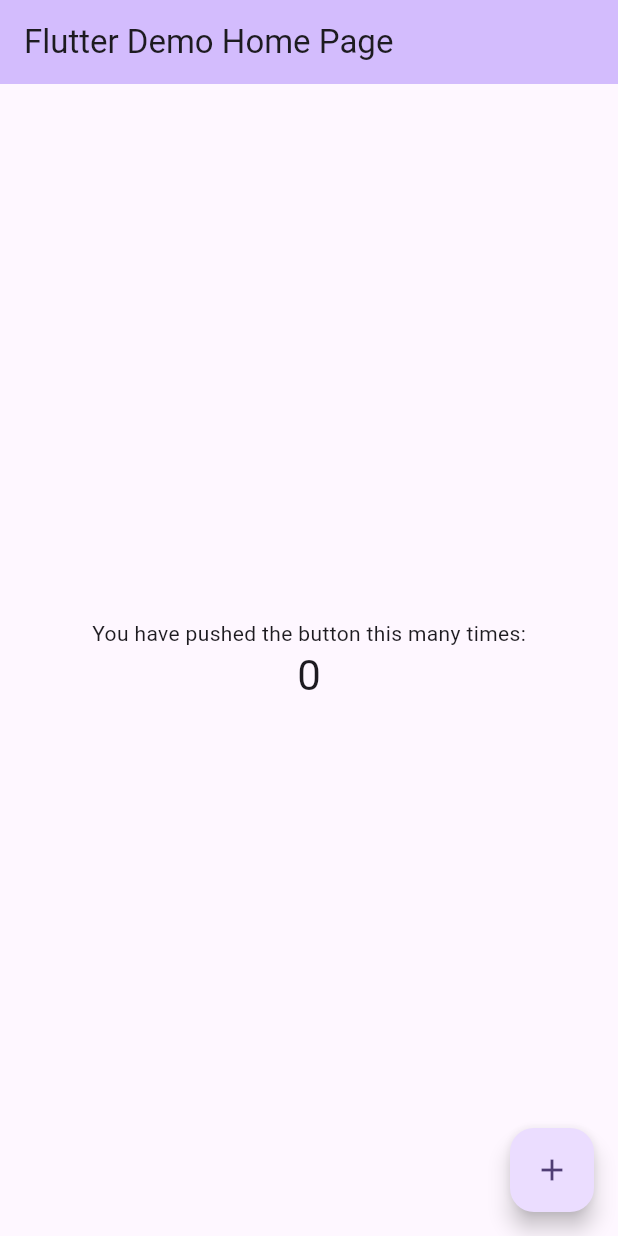
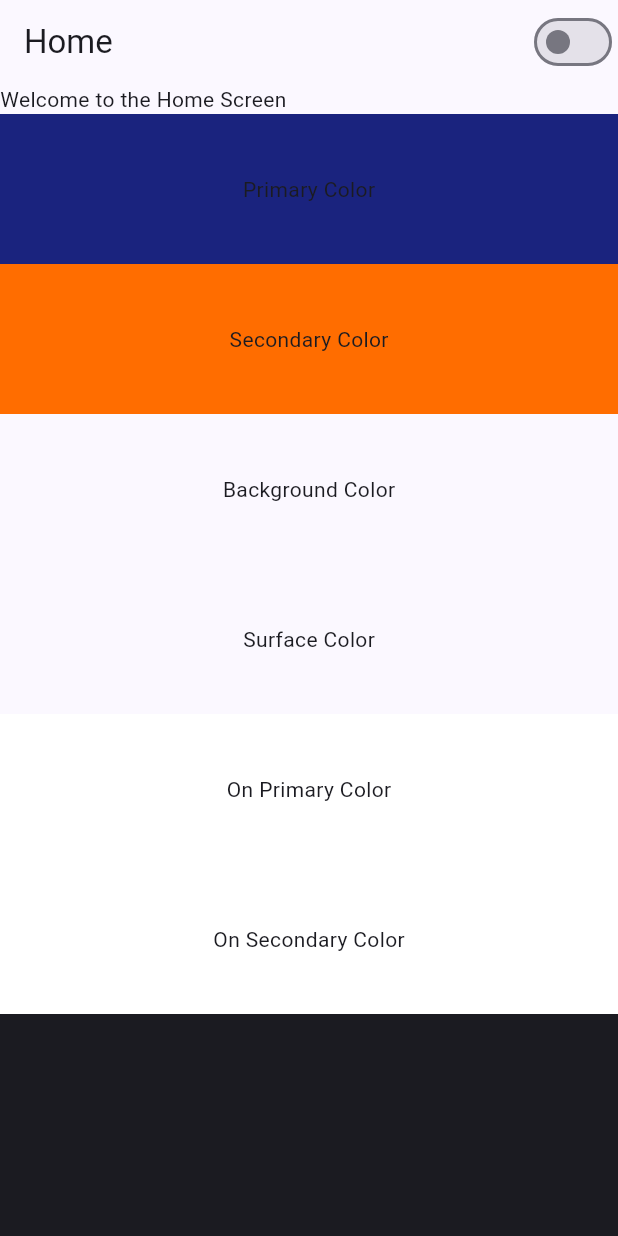
Before and after one commit to HaseebKahn365/wrap_safar, a Flutter app: the screen it shows after launch, on a phone screen of 412 x 824 dp. Run offline on Flutter 3.47's test engine with Material 3 defaults, Android fonts, the phone set to English and light mode, and no system bars.

Commit message:
initial commit for theme provider

```diff
--- a/lib/main.dart
+++ b/lib/main.dart
@@ -1,125 +1,164 @@
+// home_screen.dart
 import 'package:flutter/material.dart';
+import 'package:flutter/widgets.dart';
+import 'package:provider/provider.dart';
+import 'package:wrap_safar/providers/theme_provider.dart';
 
 void main() {
-  runApp(const MyApp());
+  runApp(
+    ChangeNotifierProvider(
+      create: (_) => ThemeProvider(),
+      child: const MyApp(),
+    ),
+  );
 }
 
 class MyApp extends StatelessWidget {
-  const MyApp({super.key});
+  const MyApp({Key? key}) : super(key: key);
 
-  // This widget is the root of your application.
   @override
   Widget build(BuildContext context) {
+    final themeProvider = Provider.of<ThemeProvider>(context);
+
     return MaterialApp(
-      title: 'Flutter Demo',
-      theme: ThemeData(
-        // This is the theme of your application.
-        //
-        // TRY THIS: Try running your application with "flutter run". You'll see
-        // the application has a purple toolbar. Then, without quitting the app,
-        // try changing the seedColor in the colorScheme below to Colors.green
-        // and then invoke "hot reload" (save your changes or press the "hot
-        // reload" button in a Flutter-supported IDE, or press "r" if you used
-        // the command line to start the app).
-        //
-        // Notice that the counter didn't reset back to zero; the application
-        // state is not lost during the reload. To reset the state, use hot
-        // restart instead.
-        //
-        // This works for code too, not just values: Most code changes can be
-        // tested with just a hot reload.
-        colorScheme: ColorScheme.fromSeed(seedColor: Colors.deepPurple),
-        useMaterial3: true,
-      ),
-      home: const MyHomePage(title: 'Flutter Demo Home Page'),
+      title: 'Flutter App',
+      theme: themeProvider.themeData,
+      home: const HomeScreen(),
     );
   }
 }
 
-class MyHomePage extends StatefulWidget {
-  const MyHomePage({super.key, required this.title});
-
-  // This widget is the home page of your application. It is stateful, meaning
-  // that it has a State object (defined below) that contains fields that affect
-  // how it looks.
-
-  // This class is the configuration for the state. It holds the values (in this
-  // case the title) provided by the parent (in this case the App widget) and
-  // used by the build method of the State. Fields in a Widget subclass are
-  // always marked "final".
-
-  final String title;
-
-  @override
-  State<MyHomePage> createState() => _MyHomePageState();
-}
-
-class _MyHomePageState extends State<MyHomePage> {
-  int _counter = 0;
-
-  void _incrementCounter() {
-    setState(() {
-      // This call to setState tells the Flutter framework that something has
-      // changed in this State, which causes it to rerun the build method below
-      // so that the display can reflect the updated values. If we changed
-      // _counter without calling setState(), then the build method would not be
-      // called again, and so nothing would appear to happen.
-      _counter++;
-    });
-  }
+class HomeScreen extends StatelessWidget {
+  const HomeScreen({Key? key}) : super(key: key);
 
   @override
   Widget build(BuildContext context) {
-    // This method is rerun every time setState is called, for instance as done
-    // by the _incrementCounter method above.
-    //
-    // The Flutter framework has been optimized to make rerunning build methods
-    // fast, so that you can just rebuild anything that needs updating rather
-    // than having to individually change instances of widgets.
+    final themeProvider = Provider.of<ThemeProvider>(context);
+
     return Scaffold(
       appBar: AppBar(
-        // TRY THIS: Try changing the color here to a specific color (to
-        // Colors.amber, perhaps?) and trigger a hot reload to see the AppBar
-        // change color while the other colors stay the same.
-        backgroundColor: Theme.of(context).colorScheme.inversePrimary,
-        // Here we take the value from the MyHomePage object that was created by
-        // the App.build method, and use it to set our appbar title.
-        title: Text(widget.title),
+        title: const Text('Home'),
+        actions: [
+          Switch(
+            value: themeProvider.themeData.brightness == Brightness.dark,
+            onChanged: (value) {
+              themeProvider.toggleTheme(value);
+            },
+          ),
+        ],
       ),
-      body: Center(
-        // Center is a layout widget. It takes a single child and positions it
-        // in the middle of the parent.
-        child: Column(
-          // Column is also a layout widget. It takes a list of children and
-          // arranges them vertically. By default, it sizes itself to fit its
-          // children horizontally, and tries to be as tall as its parent.
-          //
-          // Column has various properties to control how it sizes itself and
-          // how it positions its children. Here we use mainAxisAlignment to
-          // center the children vertically; the main axis here is the vertical
-          // axis because Columns are vertical (the cross axis would be
-          // horizontal).
-          //
-          // TRY THIS: Invoke "debug painting" (choose the "Toggle Debug Paint"
-          // action in the IDE, or press "p" in the console), to see the
-          // wireframe for each widget.
-          mainAxisAlignment: MainAxisAlignment.center,
-          children: <Widget>[
-            const Text(
-              'You have pushed the button this many times:',
-            ),
-            Text(
-              '$_counter',
-              style: Theme.of(context).textTheme.headlineMedium,
-            ),
-          ],
+      body: ListView(children: [
+        Text('Welcome to the Home Screen'),
+        //lets see the entire color pallete
+        Container(
+          color: themeProvider.themeData.colorScheme.primary,
+          height: 100,
+          width: double.infinity,
+          child: Center(
+            child: Text('Primary Color'),
+          ),
         ),
-      ),
-      floatingActionButton: FloatingActionButton(
-        onPressed: _incrementCounter,
-        tooltip: 'Increment',
-        child: const Icon(Icons.add),
-      ), // This trailing comma makes auto-formatting nicer for build methods.
+
+        Container(
+          color: themeProvider.themeData.colorScheme.secondary,
+          height: 100,
+          width: double.infinity,
+          child: Center(
+            child: Text('Secondary Color'),
+          ),
+        ),
+
+        Container(
+          color: themeProvider.themeData.colorScheme.background,
+          height: 100,
+          width: double.infinity,
+          child: Center(
+            child: Text('Background Color'),
+          ),
+        ),
+
+        Container(
+          color: themeProvider.themeData.colorScheme.surface,
+          height: 100,
+          width: double.infinity,
+          child: Center(
+            child: Text('Surface Color'),
+          ),
+        ),
+
+        Container(
+          color: themeProvider.themeData.colorScheme.onPrimary,
+          height: 100,
+          width: double.infinity,
+          child: Center(
+            child: Text('On Primary Color'),
+          ),
+        ),
+
+        Container(
+          color: themeProvider.themeData.colorScheme.onSecondary,
+          height: 100,
+          width: double.infinity,
+          child: Center(
+            child: Text('On Secondary Color'),
+          ),
+        ),
+
+        Container(
+          color: themeProvider.themeData.colorScheme.onBackground,
+          height: 100,
+          width: double.infinity,
+          child: Center(
+            child: Text('On Background Color'),
+          ),
+        ),
+
+        Container(
+          color: themeProvider.themeData.colorScheme.onSurface,
+          height: 100,
+          width: double.infinity,
+          child: Center(
+            child: Text('On Surface Color'),
+          ),
+        ),
+
+        Container(
+          color: themeProvider.themeData.colorScheme.error,
+          height: 100,
+          width: double.infinity,
+          child: Center(
+            child: Text('Error Color'),
+          ),
+        ),
+
+        Container(
+          color: themeProvider.themeData.colorScheme.onError,
+          height: 100,
+          width: double.infinity,
+          child: Center(
+            child: Text('On Error Color'),
+          ),
+        ),
+
+        //inverse primary and inverse secondary
+        Container(
+          color: themeProvider.themeData.colorScheme.inversePrimary,
+          height: 100,
+          width: double.infinity,
+          child: Center(
+            child: Text('Primary Variant Color'),
+          ),
+        ),
+
+        Container(
+          color: themeProvider.themeData.colorScheme.onSecondary,
+          height: 100,
+          width: double.infinity,
+          child: Center(
+            child: Text('Secondary Variant Color'),
+          ),
+        ),
+      ]),
     );
   }
 }
--- /dev/null
+++ b/lib/providers/theme_provider.dart
@@ -0,0 +1,35 @@
+// theme_provider.dart
+import 'package:flutter/material.dart';
+
+const Color customPrimaryColor = Color(0xFF1A237E); // Dark Bluish color
+const Color customSecondaryColor = Color(0xFFFF6D00); // Orange color
+
+class ThemeProvider extends ChangeNotifier {
+  ThemeData _themeData;
+
+  ThemeProvider({bool isDarkMode = false})
+      : _themeData = ThemeData(
+          useMaterial3: true, // Enable Material 3
+          colorScheme: ColorScheme.fromSeed(
+            seedColor: customPrimaryColor,
+            primary: customPrimaryColor,
+            secondary: customSecondaryColor,
+            brightness: isDarkMode ? Brightness.dark : Brightness.light,
+          ),
+        );
+
+  ThemeData get themeData => _themeData;
+
+  void toggleTheme(bool isDarkMode) {
+    _themeData = ThemeData(
+      useMaterial3: true,
+      colorScheme: ColorScheme.fromSeed(
+        seedColor: customPrimaryColor,
+        primary: customPrimaryColor,
+        secondary: customSecondaryColor,
+        brightness: isDarkMode ? Brightness.dark : Brightness.light,
+      ),
+    );
+    notifyListeners();
+  }
+}
--- a/pubspec.yaml
+++ b/pubspec.yaml
@@ -35,6 +35,7 @@ dependencies:
   # The following adds the Cupertino Icons font to your application.
   # Use with the CupertinoIcons class for iOS style icons.
   cupertino_icons: ^1.0.6
+  provider: ^6.1.2
 
 dev_dependencies:
   flutter_test:
```
Also changed, not shown: pubspec.lock.
